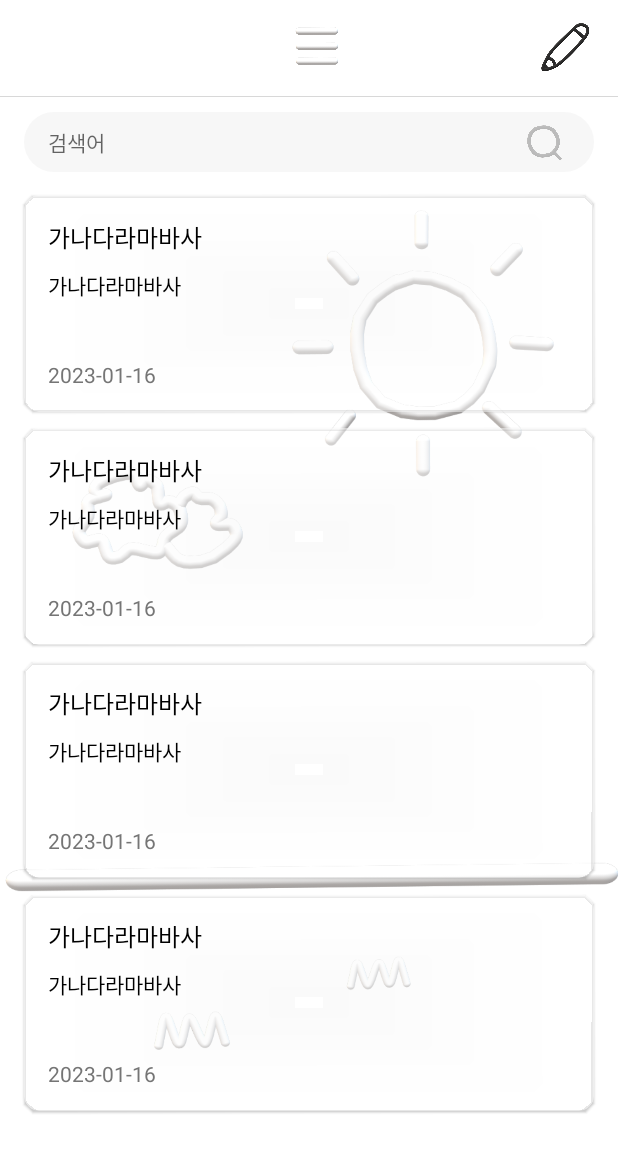
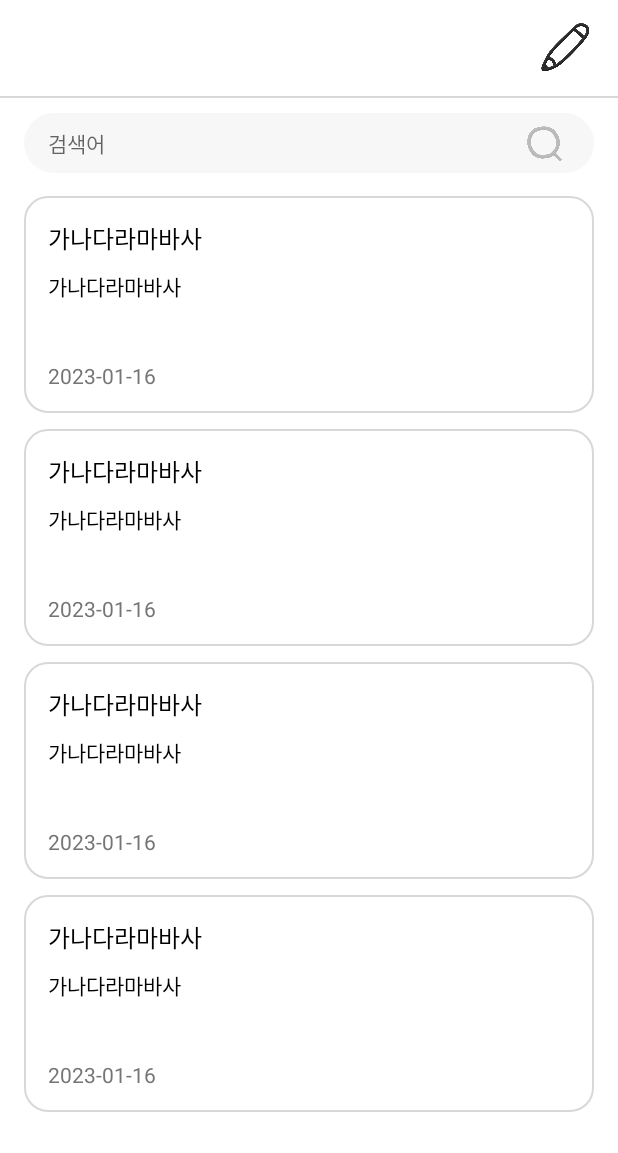
Before and after one commit to blueland99/KimOneSheet, an Android app: the layout activity_main.xml on its own in the app's theme, with its tools: preview values and no code run, on a phone screen of 412 x 824 dp. Shown: the top 1153 px of the screen. Run offline under Robolectric (Android 15) with nearby library versions, the phone set to English and light mode, and no system bars.

Commit message:
xml 수정, List Adapter 적용

```diff
--- /dev/null
+++ b/app/src/main/res/drawable/card_bg.xml
@@ -0,0 +1,9 @@
+<?xml version="1.0" encoding="utf-8"?>
+<shape xmlns:android="http://schemas.android.com/apk/res/android"
+    android:shape="rectangle">
+    <solid android:color="@color/color_trans_bg" />
+    <corners android:radius="15dp" />
+    <stroke
+        android:width="1dp"
+        android:color="@color/color_line" />
+</shape>
--- a/app/src/main/res/layout/activity_main.xml
+++ b/app/src/main/res/layout/activity_main.xml
@@ -6,13 +6,15 @@
     <androidx.constraintlayout.widget.ConstraintLayout
         android:layout_width="match_parent"
         android:layout_height="match_parent"
-        android:background="@color/white">
+        android:background="@color/color_bg">
 
         <ImageView
             android:layout_width="match_parent"
             android:layout_height="match_parent"
+            android:alpha="0.8"
             android:scaleType="centerCrop"
-            android:src="@drawable/main_bg" />
+            android:src="@drawable/main_bg"
+            android:visibility="gone" />
 
         <androidx.constraintlayout.widget.ConstraintLayout
             android:id="@+id/top_layout"
@@ -22,20 +24,8 @@
             android:paddingVertical="12dp"
             app:layout_constraintTop_toTopOf="parent">
 
-            <ImageView
-                android:id="@+id/iv_list"
-                style="@style/image"
-                android:layout_width="wrap_content"
-                android:layout_height="40dp"
-                android:layout_marginStart="10dp"
-                android:src="@drawable/ic_list"
-                app:layout_constraintBottom_toBottomOf="parent"
-                app:layout_constraintEnd_toEndOf="parent"
-                app:layout_constraintStart_toStartOf="parent"
-                app:layout_constraintTop_toTopOf="parent" />
-
             <ImageButton
-                android:id="@+id/btn_save"
+                android:id="@+id/btn_write"
                 style="@style/image"
                 android:layout_width="40dp"
                 android:layout_height="40dp"
@@ -50,7 +40,7 @@
         <View
             android:id="@+id/line1"
             android:layout_width="match_parent"
-            android:layout_height="0.5dp"
+            android:layout_height="1dp"
             android:background="@color/color_line"
             app:layout_constraintTop_toBottomOf="@id/top_layout" />
 
@@ -70,6 +60,7 @@
                 android:layout_height="40dp"
                 android:background="@drawable/edit_bg"
                 android:hint="검색어"
+                android:imeOptions="actionSearch"
                 android:paddingStart="16dp"
                 android:paddingEnd="56dp"
                 android:textSize="14sp"
@@ -96,6 +87,8 @@
             android:id="@+id/recycler_view"
             android:layout_width="match_parent"
             android:layout_height="0dp"
+            android:orientation="vertical"
+            app:layoutManager="androidx.recyclerview.widget.LinearLayoutManager"
             app:layout_constraintBottom_toBottomOf="parent"
             app:layout_constraintTop_toBottomOf="@id/search_layout"
             tools:itemCount="4"
--- a/app/src/main/res/layout/item_list.xml
+++ b/app/src/main/res/layout/item_list.xml
@@ -3,18 +3,12 @@
     xmlns:app="http://schemas.android.com/apk/res-auto"
     xmlns:tools="http://schemas.android.com/tools">
 
-    <androidx.cardview.widget.CardView
+    <androidx.constraintlayout.widget.ConstraintLayout
         android:layout_width="match_parent"
         android:layout_height="wrap_content"
         android:layout_marginHorizontal="16dp"
         android:layout_marginVertical="5dp"
-        app:cardBackgroundColor="#80FFFFFF"
-        app:cardCornerRadius="10dp"
-        app:cardElevation="1dp">
-
-        <androidx.constraintlayout.widget.ConstraintLayout
-            android:layout_width="match_parent"
-            android:layout_height="wrap_content"
+        android:background="@drawable/card_bg"
         android:padding="16dp">
 
         <TextView
@@ -50,6 +44,4 @@
 
     </androidx.constraintlayout.widget.ConstraintLayout>
 
-    </androidx.cardview.widget.CardView>
-
 </layout>
--- a/app/src/main/res/values/colors.xml
+++ b/app/src/main/res/values/colors.xml
@@ -6,4 +6,6 @@
     <color name="dark_gray">#757575</color>
     <color name="color_text">#FF000000</color>
     <color name="color_line">#FFD8D8D8</color>
+    <color name="color_bg">#FFFFFFFF</color>
+    <color name="color_trans_bg">#80FFFFFF</color>
 </resources>
--- a/app/src/main/res/values/themes.xml
+++ b/app/src/main/res/values/themes.xml
@@ -2,13 +2,13 @@
     <!-- Base application theme. -->
     <style name="Theme.KimOneSheet" parent="Theme.MaterialComponents.DayNight.DarkActionBar">
         <!-- Primary brand color. -->
-        <item name="colorPrimary">@color/white</item>
-        <item name="colorPrimaryVariant">@color/white</item>
-        <item name="colorOnPrimary">@color/white</item>
+        <item name="colorPrimary">@color/black</item>
+        <item name="colorPrimaryVariant">@color/black</item>
+        <item name="colorOnPrimary">@color/black</item>
         <!-- Secondary brand color. -->
-        <item name="colorSecondary">@color/white</item>
-        <item name="colorSecondaryVariant">@color/white</item>
-        <item name="colorOnSecondary">@color/white</item>
+        <item name="colorSecondary">@color/black</item>
+        <item name="colorSecondaryVariant">@color/black</item>
+        <item name="colorOnSecondary">@color/black</item>
         <!-- Status bar color. -->
         <item name="android:statusBarColor">@color/white</item>
         <item name="android:windowLightStatusBar">true</item>
```
Also changed, not shown: app/src/main/java/com/blueland/kimonesheet/view/activity/MainActivity.kt (+42 -1 lines), app/src/main/java/com/blueland/kimonesheet/view/activity/WriteActivity.kt (+11 -0 lines), app/src/main/res/layout/activity_write.xml (+17 -8 lines). Lines whose indentation alone changed are shown as unchanged.
